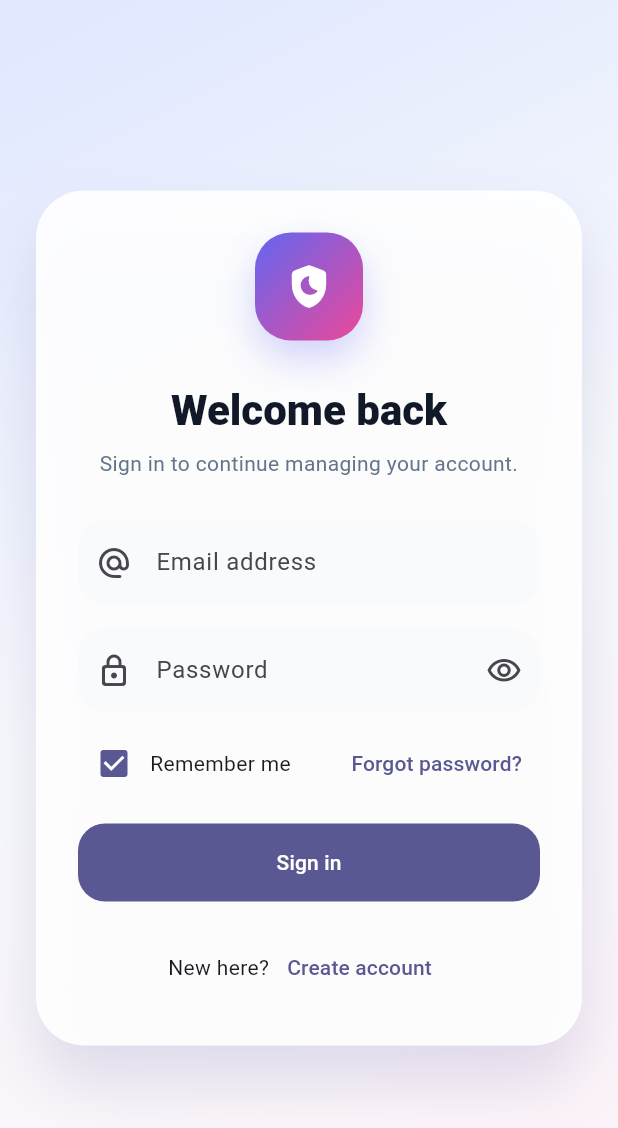
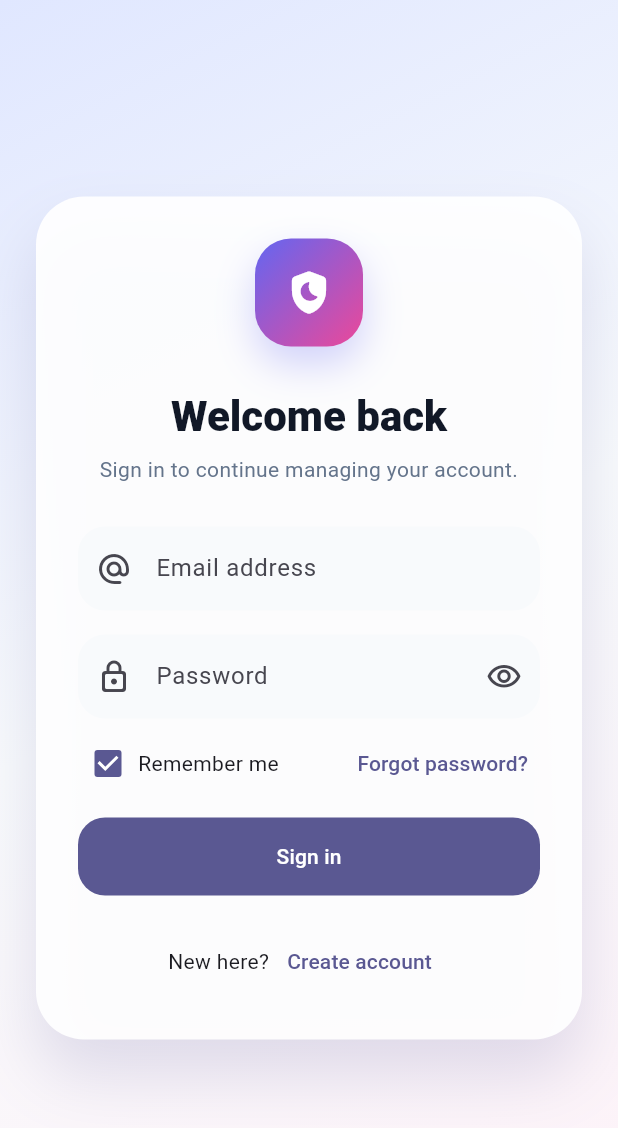
Before and after one commit to flutteraihub/login_ui, a Flutter app: the screen it shows after launch, on a phone screen of 412 x 824 dp. Shown: the top 1128 px of the screen. Run offline on Flutter 3.47's test engine with Material 3 defaults, Android fonts, the phone set to English and light mode, and no system bars.

Commit message:
Fix login form responsive actions
Co-authored-by: flutteraihub <flutteraihub@users.noreply.github.com>

```diff
--- a/lib/main.dart
+++ b/lib/main.dart
@@ -29,7 +29,8 @@ class LoginUiApp extends StatelessWidget {
             borderRadius: BorderRadius.circular(18),
             borderSide: const BorderSide(color: Color(0xFF4F46E5), width: 1.5),
           ),
-          contentPadding: const EdgeInsets.symmetric(horizontal: 18, vertical: 16),
+          contentPadding:
+              const EdgeInsets.symmetric(horizontal: 18, vertical: 16),
         ),
       ),
       home: const LoginScreen(),
@@ -176,7 +177,8 @@ class _LoginCard extends StatelessWidget {
               Text(
                 'Sign in to continue managing your account.',
                 textAlign: TextAlign.center,
-                style: textTheme.bodyMedium?.copyWith(color: const Color(0xFF64748B)),
+                style: textTheme.bodyMedium
+                    ?.copyWith(color: const Color(0xFF64748B)),
               ),
               const SizedBox(height: 28),
               TextFormField(
@@ -213,7 +215,8 @@ class _LoginCard extends StatelessWidget {
                   prefixIcon: const Icon(Icons.lock_outline_rounded),
                   suffixIcon: IconButton(
                     key: const Key('togglePasswordButton'),
-                    tooltip: obscurePassword ? 'Show password' : 'Hide password',
+                    tooltip:
+                        obscurePassword ? 'Show password' : 'Hide password',
                     onPressed: onTogglePassword,
                     icon: Icon(
                       obscurePassword
@@ -234,17 +237,29 @@ class _LoginCard extends StatelessWidget {
                 },
               ),
               const SizedBox(height: 10),
+              Wrap(
+                alignment: WrapAlignment.spaceBetween,
+                crossAxisAlignment: WrapCrossAlignment.center,
+                runSpacing: 4,
+                children: [
                   Row(
+                    mainAxisSize: MainAxisSize.min,
                     children: [
                       Checkbox(
                         key: const Key('rememberMeCheckbox'),
                         value: rememberMe,
                         onChanged: onRememberChanged,
+                        visualDensity: VisualDensity.compact,
                       ),
                       const Text('Remember me'),
-                  const Spacer(),
+                    ],
+                  ),
                   TextButton(
                     onPressed: () {},
+                    style: TextButton.styleFrom(
+                      padding: const EdgeInsets.symmetric(horizontal: 8),
+                      tapTargetSize: MaterialTapTargetSize.shrinkWrap,
+                    ),
                     child: const Text('Forgot password?'),
                   ),
                 ],
```
Also changed, not shown: pubspec.lock (added), 1 other file. Lines whose indentation alone changed are shown as unchanged.
